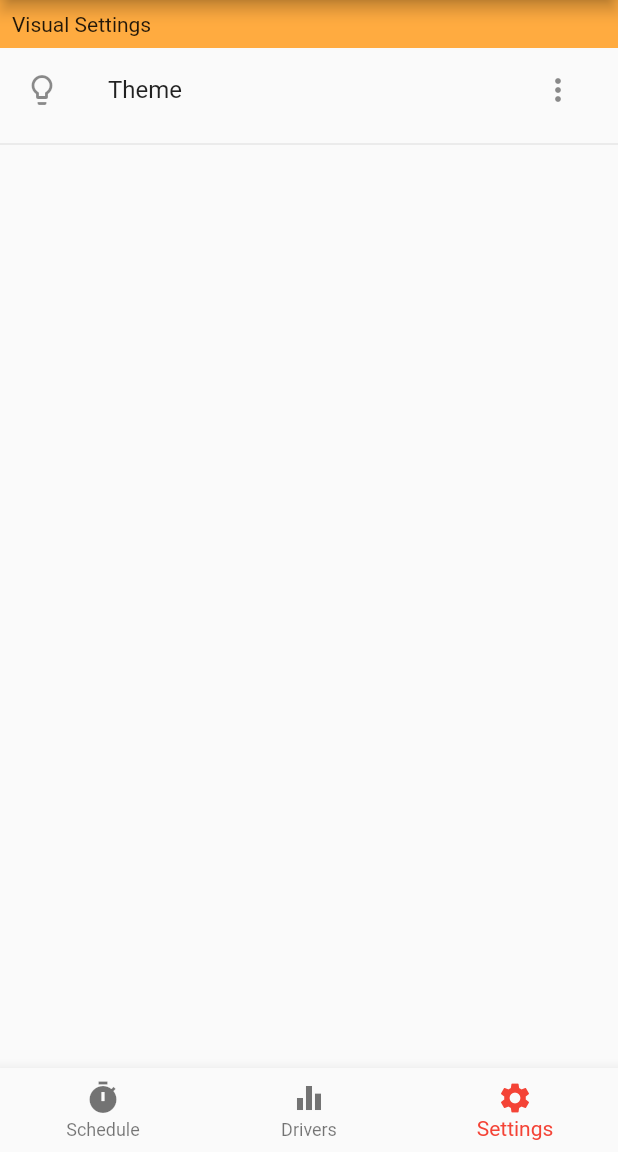
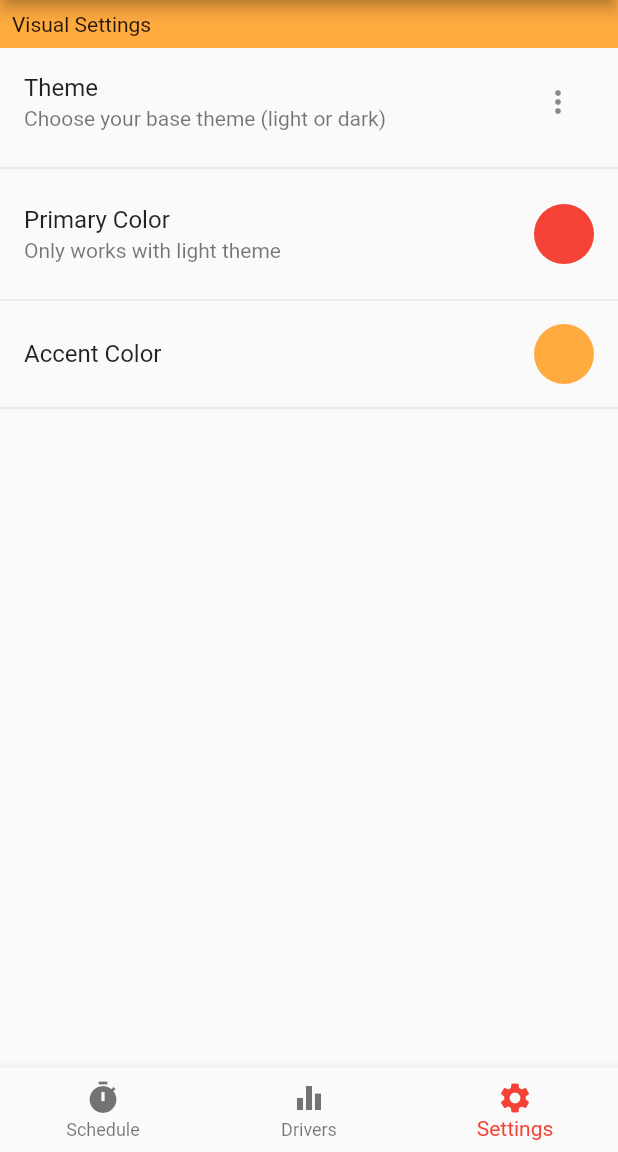
Before and after one commit to ahmedbera/f1lutter, a Flutter app: the screen it shows after launch, item 3 of the bottom bar chosen, on a phone screen of 412 x 824 dp, the part 84-1236 px from its top. Run offline on Flutter 3.47's test engine with Material 2 defaults, Android fonts, the phone set to English and light mode, and no system bars; our stand-ins replace shared_preferences; network calls fail.

Commit message:
Customize color theme

```diff
--- a/lib/main.dart
+++ b/lib/main.dart
@@ -15,7 +15,13 @@ class F1utter extends StatefulWidget{
   _F1utterState createState() {
     SharedPreferences.getInstance().then((prefs) {
       var br = prefs.getString("brightness");
-      GlobalData.updateTheme(br == "Brightness.dark" ? Brightness.dark : Brightness.light);
+      var primary = prefs.getInt("primary");
+      var accent = prefs.getInt("accent");
+      GlobalData.appBrightness.value = br == "Brightness.dark" ? Brightness.dark : Brightness.light;
+      if(primary != null)
+        GlobalData.primaryColor.value = Colors.primaries.where((color) => color.value == primary).first;
+      if(accent != null)
+        GlobalData.accentColor.value = Colors.accents.where((color) => color.value == accent).first;
     });
     return new _F1utterState();
   }
@@ -38,23 +44,27 @@ class _F1utterState extends State<F1utter> {
   void initState() {
     super.initState();
     GlobalData.appBrightness.addListener(_themeUpdated);
+    GlobalData.primaryColor.addListener(_themeUpdated);
+    GlobalData.accentColor.addListener(_themeUpdated);
     _themeUpdated();
     pages = [countdownPage, standingsPage, settingsPage];
     currentPage = countdownPage;
   }
 
   _themeUpdated() {
-    _saveUserTheme();
     setState(() {
       this.brightness = GlobalData.appBrightness.value;
-      this.accent = GlobalData.accent;
-      this.primarySwatch = GlobalData.primarySwatch;
+      this.accent = GlobalData.accentColor.value;
+      this.primarySwatch = GlobalData.primaryColor.value;
     });
+    _saveUserTheme();
   }
 
   _saveUserTheme() async {
     SharedPreferences prefs = await SharedPreferences.getInstance();
     await prefs.setString("brightness", this.brightness.toString());
+    await prefs.setInt("primary", this.primarySwatch.value);
+    await prefs.setInt("accent", this.accent.value);
   }
 
   _tabTapped(int tappedTab) {
--- a/lib/pages/settings_page.dart
+++ b/lib/pages/settings_page.dart
@@ -1,5 +1,6 @@
 import 'package:flutter/material.dart';
 import 'package:f1utter/persistent_state.dart';
+import 'dart:async';
 
 class SettingsPage extends StatefulWidget {
   SettingsPage({Key key}) : super(key: key);
@@ -14,6 +15,62 @@ class SettingsPage extends StatefulWidget {
 class _SettingsPageState extends State<SettingsPage> {
   var selected;
 
+  Future<Null> _colorDialog(colorType) async {
+    await showDialog(
+      context: context,
+      builder: (BuildContext context) {
+        return new SimpleDialog(
+          contentPadding: new EdgeInsets.symmetric( horizontal: 8.0, vertical: 16.0),
+          title: new Text("Choose a color"),
+          children: <Widget>[
+            new Padding(
+              padding: new EdgeInsets.all(8.0),
+              child: new Wrap(
+                runAlignment: WrapAlignment.start,
+                runSpacing: 4.0,
+                spacing: 4.0,
+                children: colorType == "accent" ?
+                  Colors.accents.map((color){
+                    return new CircleAvatar(
+                      backgroundColor: color,
+                      child: new InkWell(
+                        onTap: () {
+                          GlobalData.accentColor.value = color;
+                          Navigator.pop(context);
+                        },
+                        child: GlobalData.accentColor.value == color ? new Icon(Icons.check) : null,
+                      )
+                    );
+                  }).toList() :
+                  Colors.primaries.map((color){
+                    return new CircleAvatar(
+                      backgroundColor: color,
+                      child: new InkWell(
+                        onTap: () {
+                          GlobalData.primaryColor.value = color;
+                          Navigator.pop(context);
+                        },
+                        child: GlobalData.primaryColor.value == color ? new Icon(Icons.check) : null,
+                      )
+                    );
+                  }).toList(),
+              ),
+            ),
+            new Row(
+              mainAxisAlignment: MainAxisAlignment.end,
+              children: <Widget>[
+                new SimpleDialogOption(
+                  child: new Text("Cancel"),
+                  onPressed: () { Navigator.pop(context);},
+                )
+              ],
+            )
+          ],
+        );
+      }
+    );
+  }
+
   @override
   Widget build(BuildContext context) {
     return new Column(
@@ -26,9 +83,9 @@ class _SettingsPageState extends State<SettingsPage> {
         ),
         new ListTile(
           title: new Text("Theme"),
-          leading: new Icon(Icons.lightbulb_outline),
+          subtitle: new Text("Choose your base theme (light or dark)"),
           trailing: new PopupMenuButton(
-            onSelected: (var value) { GlobalData.updateTheme(value); },
+            onSelected: (var value) { GlobalData.appBrightness.value = value; },
             itemBuilder: (BuildContext context) => <PopupMenuEntry<Brightness>>[
               const PopupMenuItem(
                 value: Brightness.dark,
@@ -42,6 +99,24 @@ class _SettingsPageState extends State<SettingsPage> {
           ),
         ),
         new Divider(),
+        new ListTile(
+          title: new Text("Primary Color"),
+          onTap: () {_colorDialog("primary");},
+          enabled: Theme.of(context).brightness == Brightness.light ? true : false,
+          subtitle: new Text("Only works with light theme"),
+          trailing: new CircleAvatar(
+             backgroundColor: Theme.of(context).primaryColor,
+          ),
+        ),
+        new Divider(),
+        new ListTile(
+          title:  new Text("Accent Color"),
+          onTap: () {_colorDialog("accent");},
+          trailing: new CircleAvatar(
+             backgroundColor: Theme.of(context).accentColor,
+          ),
+        ),
+        new Divider(),
       ],
     );
   }
--- a/lib/persistent_state.dart
+++ b/lib/persistent_state.dart
@@ -13,19 +13,6 @@ class GlobalData extends ChangeNotifier{
   }
 
   static ValueNotifier <Brightness> appBrightness = new ValueNotifier<Brightness>(Brightness.light);
-  static Color primarySwatch = Colors.red;
-  static Color accent = Colors.orangeAccent;
-
-  static void updateTheme(Brightness brightess) {
-    if(brightess == Brightness.dark) {
-      primarySwatch = Colors.blue;
-      accent = Colors.deepPurpleAccent;
-      appBrightness.value = Brightness.dark; // Update brightness value last since it calls listeners
-    } else if (brightess == Brightness.light) {
-      primarySwatch = Colors.red;
-      accent = Colors.orangeAccent;
-      print(accent);
-      appBrightness.value = Brightness.light; // Update brightness value last since it calls listeners
-    }
-  }
+  static ValueNotifier <Color> accentColor = new ValueNotifier<Color>(Colors.orangeAccent);
+  static ValueNotifier <Color> primaryColor = new ValueNotifier<Color>(Colors.red);
 }
```
